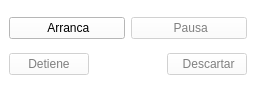
Qt form lib/widgets/SimWidget.ui (pascalin/3dmolvis) before a commit.
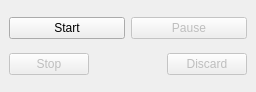
The same form after that commit. Icons and pictures are not drawn.

The edit to the form file:
```diff
--- a/lib/widgets/SimWidget.ui
+++ b/lib/widgets/SimWidget.ui
@@ -10,379 +10,6 @@
     <height>92</height>
    </rect>
   </property>
-  <property name="sizeIncrement" >
-   <size>
-    <width>10</width>
-    <height>10</height>
-   </size>
-  </property>
-  <property name="palette" >
-   <palette>
-    <active>
-     <colorrole role="WindowText" >
-      <brush brushstyle="SolidPattern" >
-       <color alpha="255" >
-        <red>0</red>
-        <green>0</green>
-        <blue>0</blue>
-       </color>
-      </brush>
-     </colorrole>
-     <colorrole role="Button" >
-      <brush brushstyle="SolidPattern" >
-       <color alpha="255" >
-        <red>255</red>
-        <green>255</green>
-        <blue>255</blue>
-       </color>
-      </brush>
-     </colorrole>
-     <colorrole role="Light" >
-      <brush brushstyle="SolidPattern" >
-       <color alpha="255" >
-        <red>255</red>
-        <green>255</green>
-        <blue>255</blue>
-       </color>
-      </brush>
-     </colorrole>
-     <colorrole role="Midlight" >
-      <brush brushstyle="SolidPattern" >
-       <color alpha="255" >
-        <red>255</red>
-        <green>255</green>
-        <blue>255</blue>
-       </color>
-      </brush>
-     </colorrole>
-     <colorrole role="Dark" >
-      <brush brushstyle="SolidPattern" >
-       <color alpha="255" >
-        <red>127</red>
-        <green>127</green>
-        <blue>127</blue>
-       </color>
-      </brush>
-     </colorrole>
-     <colorrole role="Mid" >
-      <brush brushstyle="SolidPattern" >
-       <color alpha="255" >
-        <red>170</red>
-        <green>170</green>
-        <blue>170</blue>
-       </color>
-      </brush>
-     </colorrole>
-     <colorrole role="Text" >
-      <brush brushstyle="SolidPattern" >
-       <color alpha="255" >
-        <red>0</red>
-        <green>0</green>
-        <blue>0</blue>
-       </color>
-      </brush>
-     </colorrole>
-     <colorrole role="BrightText" >
-      <brush brushstyle="SolidPattern" >
-       <color alpha="255" >
-        <red>255</red>
-        <green>255</green>
-        <blue>255</blue>
-       </color>
-      </brush>
-     </colorrole>
-     <colorrole role="ButtonText" >
-      <brush brushstyle="SolidPattern" >
-       <color alpha="255" >
-        <red>0</red>
-        <green>0</green>
-        <blue>0</blue>
-       </color>
-      </brush>
-     </colorrole>
-     <colorrole role="Base" >
-      <brush brushstyle="SolidPattern" >
-       <color alpha="255" >
-        <red>255</red>
-        <green>255</green>
-        <blue>255</blue>
-       </color>
-      </brush>
-     </colorrole>
-     <colorrole role="Window" >
-      <brush brushstyle="SolidPattern" >
-       <color alpha="255" >
-        <red>255</red>
-        <green>255</green>
-        <blue>255</blue>
-       </color>
-      </brush>
-     </colorrole>
-     <colorrole role="Shadow" >
-      <brush brushstyle="SolidPattern" >
-       <color alpha="255" >
-        <red>0</red>
-        <green>0</green>
-        <blue>0</blue>
-       </color>
-      </brush>
-     </colorrole>
-     <colorrole role="AlternateBase" >
-      <brush brushstyle="SolidPattern" >
-       <color alpha="255" >
-        <red>255</red>
-        <green>255</green>
-        <blue>255</blue>
-       </color>
-      </brush>
-     </colorrole>
-    </active>
-    <inactive>
-     <colorrole role="WindowText" >
-      <brush brushstyle="SolidPattern" >
-       <color alpha="255" >
-        <red>0</red>
-        <green>0</green>
-        <blue>0</blue>
-       </color>
-      </brush>
-     </colorrole>
-     <colorrole role="Button" >
-      <brush brushstyle="SolidPattern" >
-       <color alpha="255" >
-        <red>255</red>
-        <green>255</green>
-        <blue>255</blue>
-       </color>
-      </brush>
-     </colorrole>
-     <colorrole role="Light" >
-      <brush brushstyle="SolidPattern" >
-       <color alpha="255" >
-        <red>255</red>
-        <green>255</green>
-        <blue>255</blue>
-       </color>
-      </brush>
-     </colorrole>
-     <colorrole role="Midlight" >
-      <brush brushstyle="SolidPattern" >
-       <color alpha="255" >
-        <red>255</red>
-        <green>255</green>
-        <blue>255</blue>
-       </color>
-      </brush>
-     </colorrole>
-     <colorrole role="Dark" >
-      <brush brushstyle="SolidPattern" >
-       <color alpha="255" >
-        <red>127</red>
-        <green>127</green>
-        <blue>127</blue>
-       </color>
-      </brush>
-     </colorrole>
-     <colorrole role="Mid" >
-      <brush brushstyle="SolidPattern" >
-       <color alpha="255" >
-        <red>170</red>
-        <green>170</green>
-        <blue>170</blue>
-       </color>
-      </brush>
-     </colorrole>
-     <colorrole role="Text" >
-      <brush brushstyle="SolidPattern" >
-       <color alpha="255" >
-        <red>0</red>
-        <green>0</green>
-        <blue>0</blue>
-       </color>
-      </brush>
-     </colorrole>
-     <colorrole role="BrightText" >
-      <brush brushstyle="SolidPattern" >
-       <color alpha="255" >
-        <red>255</red>
-        <green>255</green>
-        <blue>255</blue>
-       </color>
-      </brush>
-     </colorrole>
-     <colorrole role="ButtonText" >
-      <brush brushstyle="SolidPattern" >
-       <color alpha="255" >
-        <red>0</red>
-        <green>0</green>
-        <blue>0</blue>
-       </color>
-      </brush>
-     </colorrole>
-     <colorrole role="Base" >
-      <brush brushstyle="SolidPattern" >
-       <color alpha="255" >
-        <red>255</red>
-        <green>255</green>
-        <blue>255</blue>
-       </color>
-      </brush>
-     </colorrole>
-     <colorrole role="Window" >
-      <brush brushstyle="SolidPattern" >
-       <color alpha="255" >
-        <red>255</red>
-        <green>255</green>
-        <blue>255</blue>
-       </color>
-      </brush>
-     </colorrole>
-     <colorrole role="Shadow" >
-      <brush brushstyle="SolidPattern" >
-       <color alpha="255" >
-        <red>0</red>
-        <green>0</green>
-        <blue>0</blue>
-       </color>
-      </brush>
-     </colorrole>
-     <colorrole role="AlternateBase" >
-      <brush brushstyle="SolidPattern" >
-       <color alpha="255" >
-        <red>255</red>
-        <green>255</green>
-        <blue>255</blue>
-       </color>
-      </brush>
-     </colorrole>
-    </inactive>
-    <disabled>
-     <colorrole role="WindowText" >
-      <brush brushstyle="SolidPattern" >
-       <color alpha="255" >
-        <red>127</red>
-        <green>127</green>
-        <blue>127</blue>
-       </color>
-      </brush>
-     </colorrole>
-     <colorrole role="Button" >
-      <brush brushstyle="SolidPattern" >
-       <color alpha="255" >
-        <red>255</red>
-        <green>255</green>
-        <blue>255</blue>
-       </color>
-      </brush>
-     </colorrole>
-     <colorrole role="Light" >
-      <brush brushstyle="SolidPattern" >
-       <color alpha="255" >
-        <red>255</red>
-        <green>255</green>
-        <blue>255</blue>
-       </color>
-      </brush>
-     </colorrole>
-     <colorrole role="Midlight" >
-      <brush brushstyle="SolidPattern" >
-       <color alpha="255" >
-        <red>255</red>
-        <green>255</green>
-        <blue>255</blue>
-       </color>
-      </brush>
-     </colorrole>
-     <colorrole role="Dark" >
-      <brush brushstyle="SolidPattern" >
-       <color alpha="255" >
-        <red>127</red>
-        <green>127</green>
-        <blue>127</blue>
-       </color>
-      </brush>
-     </colorrole>
-     <colorrole role="Mid" >
-      <brush brushstyle="SolidPattern" >
-       <color alpha="255" >
-        <red>170</red>
-        <green>170</green>
-        <blue>170</blue>
-       </color>
-      </brush>
-     </colorrole>
-     <colorrole role="Text" >
-      <brush brushstyle="SolidPattern" >
-       <color alpha="255" >
-        <red>127</red>
-        <green>127</green>
-        <blue>127</blue>
-       </color>
-      </brush>
-     </colorrole>
-     <colorrole role="BrightText" >
-      <brush brushstyle="SolidPattern" >
-       <color alpha="255" >
-        <red>255</red>
-        <green>255</green>
-        <blue>255</blue>
-       </color>
-      </brush>
-     </colorrole>
-     <colorrole role="ButtonText" >
-      <brush brushstyle="SolidPattern" >
-       <color alpha="255" >
-        <red>127</red>
-        <green>127</green>
-        <blue>127</blue>
-       </color>
-      </brush>
-     </colorrole>
-     <colorrole role="Base" >
-      <brush brushstyle="SolidPattern" >
-       <color alpha="255" >
-        <red>255</red>
-        <green>255</green>
-        <blue>255</blue>
-       </color>
-      </brush>
-     </colorrole>
-     <colorrole role="Window" >
-      <brush brushstyle="SolidPattern" >
-       <color alpha="255" >
-        <red>255</red>
-        <green>255</green>
-        <blue>255</blue>
-       </color>
-      </brush>
-     </colorrole>
-     <colorrole role="Shadow" >
-      <brush brushstyle="SolidPattern" >
-       <color alpha="255" >
-        <red>0</red>
-        <green>0</green>
-        <blue>0</blue>
-       </color>
-      </brush>
-     </colorrole>
-     <colorrole role="AlternateBase" >
-      <brush brushstyle="SolidPattern" >
-       <color alpha="255" >
-        <red>255</red>
-        <green>255</green>
-        <blue>255</blue>
-       </color>
-      </brush>
-     </colorrole>
-    </disabled>
-   </palette>
-  </property>
-  <property name="windowTitle" >
-   <string>Form</string>
-  </property>
-  <property name="toolTip" >
-   <string>Simulador de molecuals</string>
-  </property>
   <layout class="QVBoxLayout" >
    <item>
     <layout class="QHBoxLayout" >
@@ -392,7 +19,7 @@
         <string>Arranca la simulacion</string>
        </property>
        <property name="text" >
-        <string> Arranca</string>
+        <string>Start</string>
        </property>
        <property name="icon" >
         <iconset resource="../../resource/default.qrc" >:/icons/default/icons/control_play_blue.png</iconset>
@@ -408,7 +35,7 @@
         <string>Pausa la simulacion</string>
        </property>
        <property name="text" >
-        <string> Pausa</string>
+        <string>Pause</string>
        </property>
        <property name="icon" >
         <iconset resource="../../resource/default.qrc" >:/icons/default/icons/control_pause_blue.png</iconset>
@@ -437,7 +64,7 @@
         <string>Detiene la simulacion y lo deja en el ultimo estado de la misma</string>
        </property>
        <property name="text" >
-        <string>Detiene</string>
+        <string>Stop</string>
        </property>
        <property name="icon" >
         <iconset resource="../../resource/default.qrc" >:/icons/default/icons/control_stop_blue.png</iconset>
@@ -472,7 +99,7 @@
         <string>Detiene la simulacion, pero regresa la visualizacion al edo inicial</string>
        </property>
        <property name="text" >
-        <string> Descartar</string>
+        <string>Discard</string>
        </property>
        <property name="icon" >
         <iconset resource="../../resource/default.qrc" >:/icons/default/icons/cancel.png</iconset>
```
Left out of the diff: 20 changed lines with no effect on the pictures.
